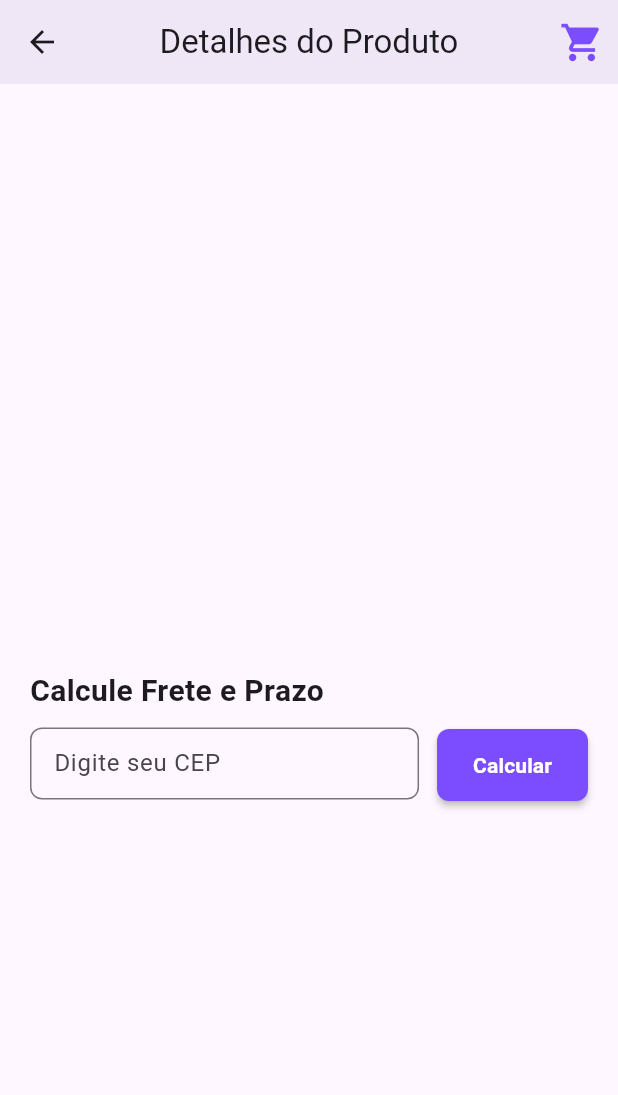
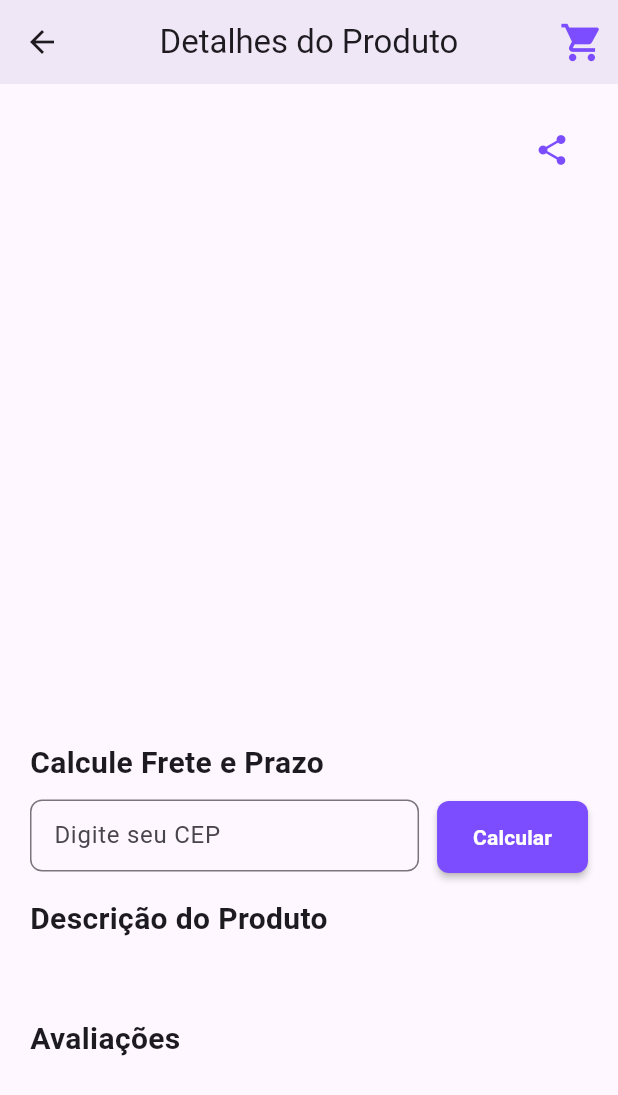
Before and after one commit to adrielhenry33/arq-app-practice, a Flutter app: the DetailsView screen opened directly with empty values, on a phone screen of 412 x 824 dp. Shown: the top 1095 px of the screen. Run offline on Flutter 3.47's test engine with Material 3 defaults, Android fonts, the light colour scheme and no system bars; our stand-ins replace cloud_firestore, firebase_auth, firebase_core, flutter_modular, flutter_riverpod, share_plus and 1 more; accounts and stored records are empty; Roboto replaces fonts that are missing (MontSerrat).

Commit message:
feat: cria o botão de compartilhamento nos detalhes do produto

```diff
--- a/lib/app/components/pop_up_component.dart
+++ b/lib/app/components/pop_up_component.dart
@@ -5,8 +5,13 @@ import 'package:share_plus/share_plus.dart';
 
 class PopUpComponent extends StatefulWidget {
   final ProductModel produto;
+  final bool showAllIcons;
 
-  const PopUpComponent({super.key, required this.produto});
+  const PopUpComponent({
+    super.key,
+    required this.produto,
+    required this.showAllIcons,
+  });
 
   @override
   State<PopUpComponent> createState() => _PopUpComponentState();
@@ -15,6 +20,7 @@ class PopUpComponent extends StatefulWidget {
 class _PopUpComponentState extends State<PopUpComponent> {
   @override
   Widget build(BuildContext context) {
+    if (widget.showAllIcons) {
       return PopupMenuButton(
         icon: Icon(Icons.more_vert),
         onSelected: (value) async {
@@ -24,6 +30,7 @@ class _PopUpComponentState extends State<PopUpComponent> {
             Modular.to.pushNamed('/details', arguments: widget.produto);
           }
         },
+
         itemBuilder: (BuildContext context) => <PopupMenuEntry<String>>[
           PopupMenuItem(
             value: 'Compartilhar',
@@ -45,6 +52,15 @@ class _PopUpComponentState extends State<PopUpComponent> {
         ],
       );
     }
+    return IconButton(
+      icon: Icon(Icons.share, color: Colors.deepPurpleAccent),
+      onPressed: () async {
+        await _shareInfo();
+      },
+    );
+
+
+  }
 
   Future<void> _shareInfo() async {
     final texto =
--- a/lib/app/components/product_card_component.dart
+++ b/lib/app/components/product_card_component.dart
@@ -111,7 +111,7 @@ class ProductCardComponent extends ConsumerWidget {
                   borderRadius: BorderRadius.circular(15),
                   color: Colors.grey.withValues(alpha: 0.1),
                 ),
-                child: PopUpComponent(produto: produto),
+                child: PopUpComponent(produto: produto, showAllIcons: true),
               ),
             ],
           ),
--- a/lib/app/view/details_view.dart
+++ b/lib/app/view/details_view.dart
@@ -1,3 +1,4 @@
+import 'package:arq_app/app/components/pop_up_component.dart';
 import 'package:arq_app/app/models/cart_product_model.dart';
 import 'package:arq_app/app/models/product_model.dart';
 import 'package:arq_app/app/viewmodels/cart_product_viewmodel.dart';
@@ -60,7 +61,20 @@ class _DetailsViewState extends ConsumerState<DetailsView> {
       body: Padding(
         padding: EdgeInsets.only(top: 20, right: 20, left: 20, bottom: 10),
         child: Column(
+          crossAxisAlignment: CrossAxisAlignment.start,
           children: [
+            Row(
+              mainAxisAlignment: MainAxisAlignment.spaceBetween,
+              children: [
+                Text(
+                  widget.produto.title,
+                  style: TextStyle(fontSize: 20, fontFamily: 'MontSerrat'),
+                ),
+
+                PopUpComponent(produto: widget.produto, showAllIcons: false),
+              ],
+            ),
+
             SizedBox(
               height: 350,
               child: PageView(
@@ -172,6 +186,35 @@ class _DetailsViewState extends ConsumerState<DetailsView> {
                 ],
               ),
             ),
+            SizedBox(height: 15),
+
+            Text(
+              'Descrição do Produto',
+              style: TextStyle(
+                fontWeight: FontWeight.bold,
+                fontSize: 20,
+                fontFamily: 'MontSerrat',
+              ),
+              textAlign: TextAlign.start,
+            ),
+
+            SizedBox(height: 15),
+
+            Text(widget.produto.description),
+
+            SizedBox(height: 15),
+
+            Text(
+              'Avaliações',
+              style: TextStyle(
+                fontWeight: FontWeight.bold,
+                fontSize: 20,
+                fontFamily: 'MontSerrat',
+              ),
+              textAlign: TextAlign.start,
+            ),
+
+            Text(''),
           ],
         ),
       ),
--- a/pubspec.yaml
+++ b/pubspec.yaml
@@ -42,6 +42,7 @@ dependencies:
   flutter_staggered_grid_view: ^0.7.0
   flutter_riverpod: ^2.6.1
   share_plus: ^12.0.1
+  google_cloud_translation: ^0.0.4
 
 dev_dependencies:
   flutter_test:
```
Also changed, not shown: pubspec.lock, 1 other file. Lines whose indentation alone changed are shown as unchanged.
